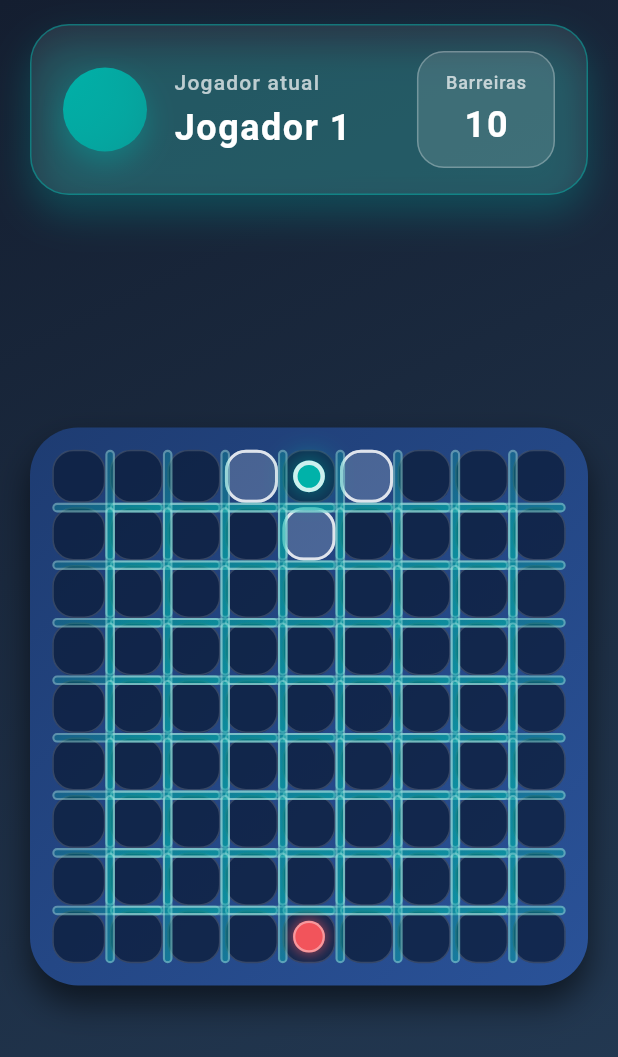
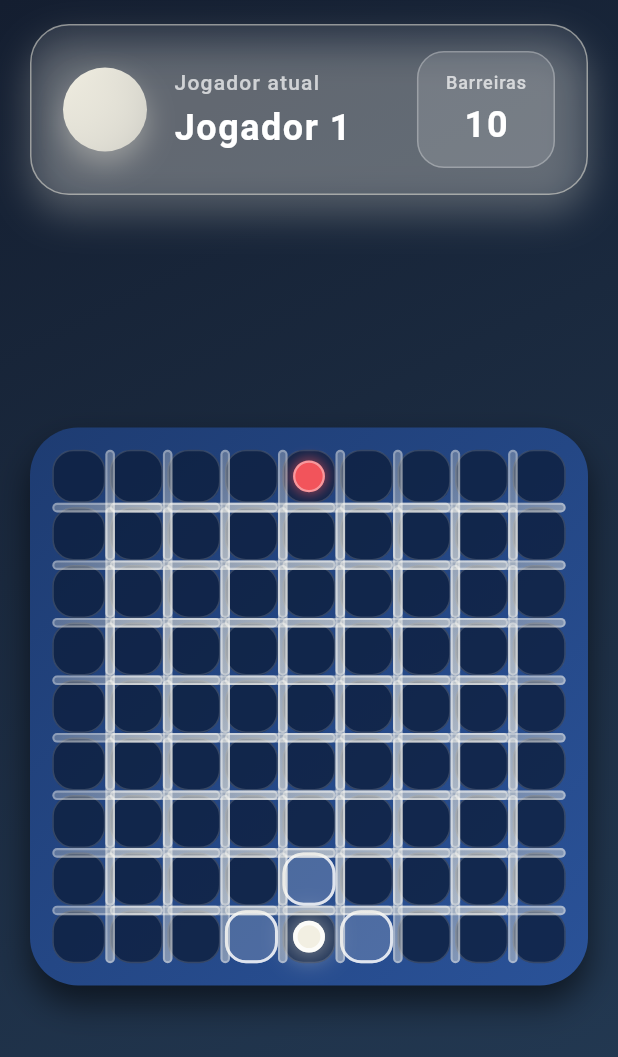
Before and after one commit to AlexandreQuintela/bloqueio, a Flutter app: the screen it shows after launch, after a tap on "Iniciar partida", on a phone screen of 412 x 824 dp. Shown: the top 1057 px of the screen. Run offline on Flutter 3.47's test engine with Material 3 defaults, Android fonts, the phone set to English and light mode, and no system bars.

Commit message:
ajuste barreira duas etapa˜

```diff
--- a/lib/models/quoridor_game.dart
+++ b/lib/models/quoridor_game.dart
@@ -252,24 +252,30 @@ class QuoridorGame {
   }
 
   List<Position> _initialPositions(int count) {
+    final lastIndex = boardSize - 1;
+    final center = boardSize ~/ 2;
     switch (count) {
       case 2:
-        return const <Position>[Position(0, 4), Position(8, 4)];
+        return <Position>[Position(lastIndex, center), Position(0, center)];
       case 3:
-        return const <Position>[Position(0, 4), Position(8, 4), Position(4, 0)];
+        return <Position>[
+          Position(lastIndex, center),
+          Position(0, center),
+          Position(center, 0),
+        ];
       default:
-        return const <Position>[
-          Position(0, 4),
-          Position(8, 4),
-          Position(4, 0),
-          Position(4, 8),
+        return <Position>[
+          Position(lastIndex, center),
+          Position(0, center),
+          Position(center, 0),
+          Position(center, lastIndex),
         ];
     }
   }
 
   List<Color> _playerColors(int count) {
     const palette = <Color>[
-      Color(0xFF00B2A9),
+      Color(0xFFF2EFE2),
       Color(0xFFF2545B),
       Color(0xFF2E294E),
       Color(0xFFFFA630),
@@ -280,13 +286,13 @@ class QuoridorGame {
   List<GoalSide> _goalSides(int count) {
     switch (count) {
       case 2:
-        return const <GoalSide>[GoalSide.south, GoalSide.north];
+        return const <GoalSide>[GoalSide.north, GoalSide.south];
       case 3:
-        return const <GoalSide>[GoalSide.south, GoalSide.north, GoalSide.east];
+        return const <GoalSide>[GoalSide.north, GoalSide.south, GoalSide.east];
       default:
         return const <GoalSide>[
+          GoalSide.north,
           GoalSide.south,
-          GoalSide.north,
           GoalSide.east,
           GoalSide.west,
         ];
--- a/lib/screens/game_screen.dart
+++ b/lib/screens/game_screen.dart
@@ -273,7 +273,10 @@ class _QuoridorGameScreenState extends State<QuoridorGameScreen> {
       _showFeedback('Movimento inválido nessa rodada.');
       return;
     }
-    setState(_refreshHighlights);
+    setState(() {
+      _previewWallPlacement = null;
+      _refreshHighlights();
+    });
     _maybeShowWinnerDialog();
     _scheduleBotTurn();
   }
@@ -448,7 +451,8 @@ class _QuoridorGameScreenState extends State<QuoridorGameScreen> {
                 child: Row(
                   crossAxisAlignment: CrossAxisAlignment.center,
                   children: [
-                    Expanded(
+                    Flexible(
+                      flex: 5,
                       child: LayoutBuilder(
                         builder: (context, innerConstraints) {
                           final dimension = math.min(
@@ -456,7 +460,7 @@ class _QuoridorGameScreenState extends State<QuoridorGameScreen> {
                             innerConstraints.maxWidth,
                           );
                           final boardSize = dimension.isFinite && dimension > 0
-                              ? dimension * 0.94
+                              ? dimension * 0.95
                               : 360.0;
 
                           return Center(
@@ -470,12 +474,36 @@ class _QuoridorGameScreenState extends State<QuoridorGameScreen> {
                       ),
                     ),
                     const SizedBox(width: 24),
-                    ConstrainedBox(
-                      constraints: const BoxConstraints(maxWidth: 280),
-                      child: _buildPlayerBanner(
-                        theme,
-                        currentPlayer,
-                        isCompact: true,
+                    Flexible(
+                      flex: 3,
+                      child: LayoutBuilder(
+                        builder: (context, panelConstraints) {
+                          final maxWidth = panelConstraints.maxWidth;
+                          double panelWidth;
+                          if (!maxWidth.isFinite || maxWidth <= 0) {
+                            panelWidth = 280.0;
+                          } else if (maxWidth < 200.0) {
+                            panelWidth = maxWidth;
+                          } else {
+                            panelWidth = math.min(maxWidth, 360.0);
+                          }
+                          final density = (panelWidth / 280.0)
+                              .clamp(0.7, 1.05)
+                              .toDouble();
+
+                          return Align(
+                            alignment: Alignment.center,
+                            child: SizedBox(
+                              width: panelWidth,
+                              child: _buildPlayerBanner(
+                                theme,
+                                currentPlayer,
+                                isCompact: true,
+                                density: density,
+                              ),
+                            ),
+                          );
+                        },
                       ),
                     ),
                   ],
@@ -492,37 +520,67 @@ class _QuoridorGameScreenState extends State<QuoridorGameScreen> {
     ThemeData theme,
     Player currentPlayer, {
     required bool isCompact,
+    double density = 1.0,
   }) {
     final accentColor = currentPlayer.color;
     final isGameOver = _game.isGameOver;
     final winnerName = _game.winner?.name;
+    final scale = density.clamp(0.7, 1.1).toDouble();
+    final horizontalPadding = (isCompact ? 18.0 : 22.0) * scale;
+    final verticalPadding = (isCompact ? 14.0 : 18.0) * scale;
+    final avatarSize = (isCompact ? 48.0 : 56.0) * scale;
+    final gap = (isCompact ? 14.0 : 18.0) * scale;
+    final smallGap = 4.0 * scale.clamp(0.75, 1.2).toDouble();
+    final bannerRadius = (isCompact ? 22.0 : 26.0) * (0.85 + 0.15 * scale);
+    final blurRadius = (isCompact ? 18.0 : 22.0) * (0.75 + 0.25 * scale);
+    final shadowOffsetY = 12.0 * scale.clamp(0.7, 1.0).toDouble();
+
+    final labelBase =
+        theme.textTheme.labelLarge ??
+        const TextStyle(fontSize: 14, fontWeight: FontWeight.w600);
+    final nameBase =
+        theme.textTheme.headlineSmall ??
+        const TextStyle(fontSize: 24, fontWeight: FontWeight.bold);
+
+    final labelStyle = labelBase.copyWith(
+      color: isCompact ? Colors.white.withValues(alpha: 0.8) : Colors.white70,
+      letterSpacing: 0.8,
+      fontSize: (labelBase.fontSize ?? 14) * scale,
+    );
+    final nameStyle = nameBase.copyWith(
+      color: Colors.white,
+      fontWeight: FontWeight.bold,
+      letterSpacing: 1,
+      fontSize: (nameBase.fontSize ?? 24) * scale,
+    );
 
     return DecoratedBox(
       decoration: BoxDecoration(
         color: isCompact
             ? Colors.black.withValues(alpha: 0.28)
             : Colors.white.withValues(alpha: 0.08),
-        borderRadius: BorderRadius.circular(isCompact ? 22 : 26),
+        borderRadius: BorderRadius.circular(bannerRadius),
         border: Border.all(
           color: accentColor.withValues(alpha: isCompact ? 0.4 : 0.5),
         ),
         boxShadow: [
           BoxShadow(
             color: accentColor.withValues(alpha: isCompact ? 0.18 : 0.28),
-            blurRadius: isCompact ? 18 : 22,
-            offset: const Offset(0, 12),
+            blurRadius: blurRadius,
+            offset: Offset(0, shadowOffsetY),
           ),
         ],
       ),
       child: Padding(
-        padding: isCompact
-            ? const EdgeInsets.symmetric(horizontal: 18, vertical: 14)
-            : const EdgeInsets.symmetric(horizontal: 22, vertical: 18),
+        padding: EdgeInsets.symmetric(
+          horizontal: horizontalPadding,
+          vertical: verticalPadding,
+        ),
         child: Row(
           children: [
             Container(
-              width: isCompact ? 48 : 56,
-              height: isCompact ? 48 : 56,
+              width: avatarSize,
+              height: avatarSize,
               decoration: BoxDecoration(
                 shape: BoxShape.circle,
                 gradient: LinearGradient(
@@ -533,42 +591,36 @@ class _QuoridorGameScreenState extends State<QuoridorGameScreen> {
                 boxShadow: [
                   BoxShadow(
                     color: accentColor.withValues(alpha: 0.38),
-                    blurRadius: isCompact ? 12 : 16,
-                    offset: const Offset(0, 8),
+                    blurRadius: (isCompact ? 12.0 : 16.0) * scale,
+                    offset: Offset(0, 8.0 * scale.clamp(0.7, 1.0).toDouble()),
                   ),
                 ],
               ),
             ),
-            SizedBox(width: isCompact ? 14 : 18),
+            SizedBox(width: gap),
             Expanded(
               child: Column(
                 crossAxisAlignment: CrossAxisAlignment.start,
                 children: [
                   Text(
                     isGameOver ? 'Partida encerrada' : 'Jogador atual',
-                    style: theme.textTheme.labelLarge?.copyWith(
-                      color: isCompact
-                          ? Colors.white.withValues(alpha: 0.8)
-                          : Colors.white70,
-                      letterSpacing: 0.8,
-                    ),
+                    style: labelStyle,
                   ),
-                  const SizedBox(height: 4),
+                  SizedBox(height: smallGap),
                   Text(
                     isGameOver
                         ? (winnerName ?? currentPlayer.name)
                         : currentPlayer.name,
-                    style: theme.textTheme.headlineSmall?.copyWith(
-                      color: Colors.white,
-                      fontWeight: FontWeight.bold,
-                      letterSpacing: 1,
-                    ),
+                    style: nameStyle,
                   ),
                 ],
               ),
             ),
-            SizedBox(width: isCompact ? 14 : 18),
-            _WallsCounter(wallsRemaining: currentPlayer.wallsRemaining),
+            SizedBox(width: gap),
+            _WallsCounter(
+              wallsRemaining: currentPlayer.wallsRemaining,
+              density: scale,
+            ),
           ],
         ),
       ),
@@ -577,31 +629,51 @@ class _QuoridorGameScreenState extends State<QuoridorGameScreen> {
 }
 
 class _WallsCounter extends StatelessWidget {
-  const _WallsCounter({required this.wallsRemaining});
+  const _WallsCounter({required this.wallsRemaining, required this.density});
 
   final int wallsRemaining;
+  final double density;
 
   @override
   Widget build(BuildContext context) {
     final theme = Theme.of(context);
+    final scale = density.clamp(0.7, 1.1).toDouble();
+    final padding = EdgeInsets.symmetric(
+      horizontal: 18.0 * scale,
+      vertical: 12.0 * scale,
+    );
+    final radius = BorderRadius.circular(18.0 * (0.85 + 0.15 * scale));
+    final labelBase =
+        theme.textTheme.labelMedium ??
+        const TextStyle(fontSize: 13, fontWeight: FontWeight.w500);
+    final countBase =
+        theme.textTheme.headlineSmall ??
+        const TextStyle(fontSize: 24, fontWeight: FontWeight.bold);
+
+    final labelStyle = labelBase.copyWith(
+      color: Colors.white70,
+      letterSpacing: 0.6,
+      fontSize: (labelBase.fontSize ?? 13) * scale,
+    );
+    final countStyle = countBase.copyWith(
+      color: Colors.white,
+      fontWeight: FontWeight.bold,
+      letterSpacing: 1.2,
+      fontSize: (countBase.fontSize ?? 24) * scale,
+    );
+
     return Container(
-      padding: const EdgeInsets.symmetric(horizontal: 18, vertical: 12),
+      padding: padding,
       decoration: BoxDecoration(
         color: Colors.white.withValues(alpha: 0.12),
-        borderRadius: BorderRadius.circular(18),
+        borderRadius: radius,
         border: Border.all(color: Colors.white.withValues(alpha: 0.28)),
       ),
       child: Column(
         crossAxisAlignment: CrossAxisAlignment.center,
         children: [
-          Text(
-            'Barreiras',
-            style: theme.textTheme.labelMedium?.copyWith(
-              color: Colors.white70,
-              letterSpacing: 0.6,
-            ),
-          ),
-          const SizedBox(height: 4),
+          Text('Barreiras', style: labelStyle),
+          SizedBox(height: 4.0 * scale.clamp(0.75, 1.2).toDouble()),
           AnimatedSwitcher(
             duration: const Duration(milliseconds: 240),
             transitionBuilder: (child, animation) => ScaleTransition(
@@ -614,11 +686,7 @@ class _WallsCounter extends StatelessWidget {
             child: Text(
               '$wallsRemaining',
               key: ValueKey<int>(wallsRemaining),
-              style: theme.textTheme.headlineSmall?.copyWith(
-                color: Colors.white,
-                fontWeight: FontWeight.bold,
-                letterSpacing: 1.2,
-              ),
+              style: countStyle,
             ),
           ),
         ],
--- a/lib/widgets/quoridor_board.dart
+++ b/lib/widgets/quoridor_board.dart
@@ -254,14 +254,17 @@ class QuoridorBoard extends StatelessWidget {
           height: hitHeight,
           child: GestureDetector(
             behavior: HitTestBehavior.opaque,
-            onTapDown: allowWallInteraction
-                ? (_) => onWallPreview?.call(placement)
+            onTap: allowWallInteraction
+                ? () {
+                    if (previewWall != null && previewWall == placement) {
+                      onWallCommit?.call(placement);
+                    } else {
+                      onWallPreview?.call(placement);
+                    }
+                  }
                 : null,
             onTapCancel: allowWallInteraction
                 ? () => onWallPreviewCancel?.call()
-                : null,
-            onTapUp: allowWallInteraction
-                ? (_) => onWallCommit?.call(placement)
                 : null,
             child: Center(
               child: SizedBox(
```
